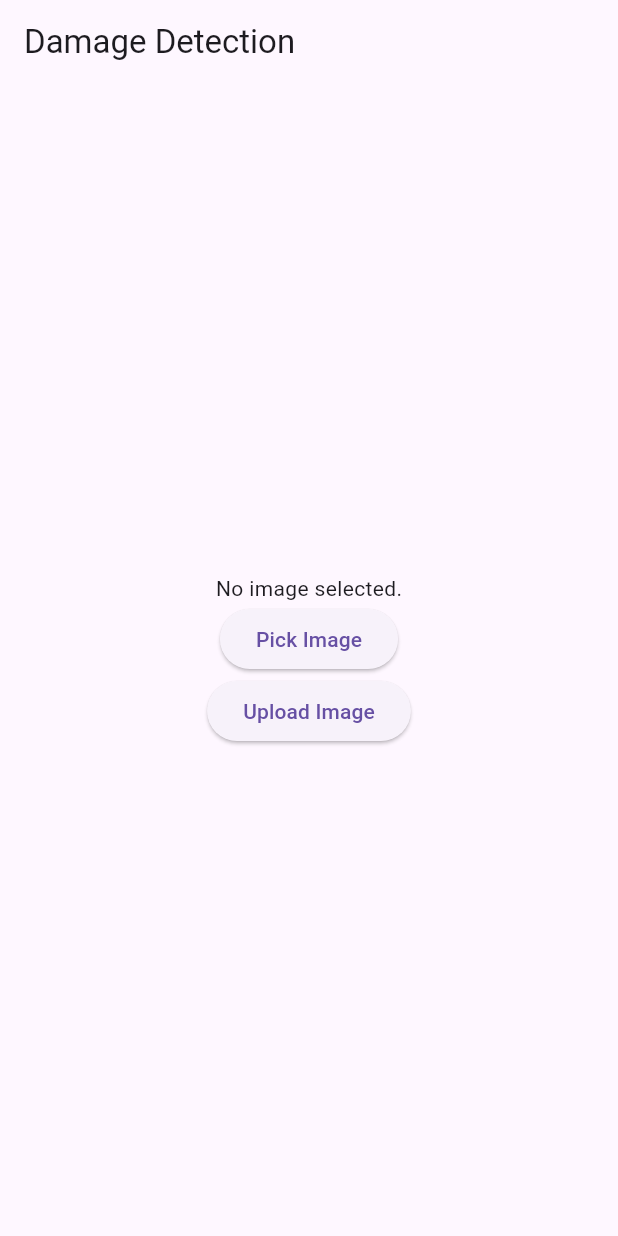
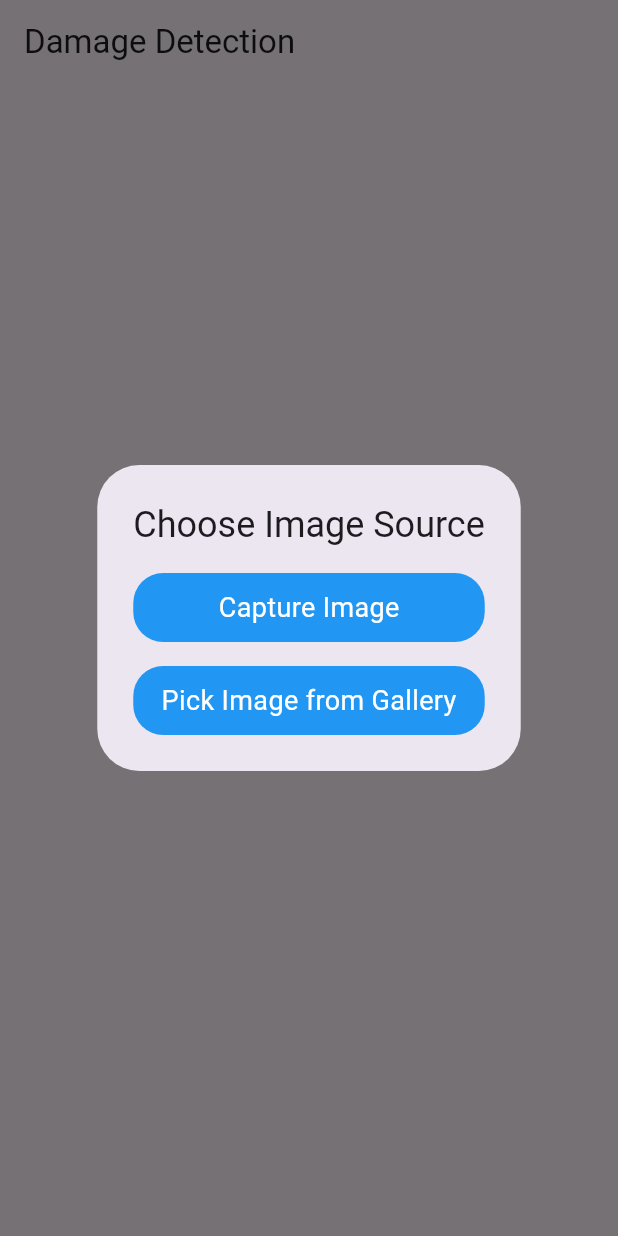
Before and after one commit to rehan-hansaja/Test, a Flutter app: the screen it shows after launch, after a tap on "Pick Image", on a phone screen of 412 x 824 dp. Run offline on Flutter 3.47's test engine with Material 3 defaults, Android fonts, the phone set to English and light mode, and no system bars; our stand-ins replace image_picker.

Commit message:
commit 3

```diff
--- a/lib/main.dart
+++ b/lib/main.dart
@@ -1,207 +1,10 @@
-// // import 'package:flutter/material.dart';
-// // import 'package:image_picker/image_picker.dart';
-// // import 'dart:convert';
-// // import 'dart:io';
-// // import 'package:http/http.dart' as http;
-// //
-// // void main() {
-// //   runApp(const MyApp());
-// // }
-// //
-// // class MyApp extends StatelessWidget {
-// //   const MyApp({super.key});
-// //
-// //   // This widget is the root of your application.
-// //   @override
-// //   Widget build(BuildContext context) {
-// //     return MaterialApp(
-// //       title: 'Flutter Demo',
-// //       theme: ThemeData(
-// //         colorScheme: ColorScheme.fromSeed(seedColor: Colors.deepPurple),
-// //         useMaterial3: true,
-// //       ),
-// //       home: MyHomePage(title: 'Image upload to server'),
-// //     );
-// //   }
-// // }
-// //
-// // class MyHomePage extends StatefulWidget {
-// //   MyHomePage({Key? key, required this.title}) : super(key:key);
-// //
-// //   final String title;
-// //
-// //   @override
-// //   _MyHomePageState createState() => _MyHomePageState();
-// // }
-// //
-// // class _MyHomePageState extends State<MyHomePage> {
-// //   File? selectedImage;
-// //   String message = "";
-// //
-// //   uploadImage() async {
-// //     final request = http.MultipartRequest(
-// //         "POST", Uri.parse("https://cab8-124-43-246-34.ngrok-free.app/upload"));
-// //     final headers = {"Content-type": "multipart/form-data"};
-// //     request.files.add(
-// //       http.MultipartFile('image',
-// //           selectedImage!.readAsBytes().asStream(),selectedImage!.lengthSync(),
-// //           filename: selectedImage!.path.split("/").last));
-// //
-// //     request.headers.addAll(headers);
-// //     final response = await request.send();
-// //     http.Response res = await http.Response.fromStream(response);
-// //     final resJson = jsonDecode(res.body);
-// //     message = resJson['message'];
-// //     setState(() {
-// //     });
-// //   }
-// //
-// //   Future getImage() async{
-// //     // final pickedImage = await ImagePicker().getImage(source: ImageSource.gallery);
-// //     //final pickedImage = await ImagePicker().pickImage(source: ImageSource.gallery);
-// //     final pickedImage = await ImagePicker().pickImage(source: ImageSource.camera);
-// //     selectedImage = File(pickedImage!.path);
-// //     setState(() {});
-// //   }
-// //
-// //   @override
-// //   Widget build(BuildContext context) {
-// //     return Scaffold(
-// //       appBar: AppBar(
-// //         backgroundColor: Theme.of(context).colorScheme.inversePrimary,
-// //       ),
-// //       body: Center(
-// //         child: Column(
-// //           mainAxisAlignment: MainAxisAlignment.center,
-// //           children: <Widget>[
-// //             selectedImage == null
-// //                 ? Text("Please pick an image to upload")
-// //                 : Image.file(selectedImage!),
-// //             TextButton.icon(
-// //               style: ButtonStyle(
-// //                 backgroundColor: MaterialStateProperty.all(Colors.blue)
-// //               ),
-// //                 onPressed: uploadImage,
-// //                 icon: Icon(Icons.upload_file),
-// //                 label: Text("upload", style: TextStyle(color: Colors.white),))
-// //           ],
-// //         ),
-// //       ),
-// //       floatingActionButton: FloatingActionButton(
-// //         onPressed:getImage,
-// //         child: Icon(Icons.add_a_photo),
-// //       ),// This trailing comma makes auto-formatting nicer for build methods.
-// //     );
-// //   }
-// // }
-//
+import 'package:camera/SplashScreen.dart';
 import 'package:camera/detected_page.dart';
 import 'package:flutter/material.dart';
 import 'package:image_picker/image_picker.dart';
 import 'dart:convert';
 import 'dart:io';
 import 'package:http/http.dart' as http;
-//
-// void main() {
-//   runApp(const MyApp());
-// }
-//
-// class MyApp extends StatelessWidget {
-//   const MyApp({Key? key});
-//
-//   @override
-//   Widget build(BuildContext context) {
-//     return MaterialApp(
-//       title: 'Flutter Demo',
-//       theme: ThemeData(
-//         primarySwatch: Colors.blue,
-//       ),
-//       home: MyHomePage(title: 'Image upload to server'),
-//     );
-//   }
-// }
-//
-// class MyHomePage extends StatefulWidget {
-//   MyHomePage({required this.title});
-//
-//   final String title;
-//
-//   @override
-//   _MyHomePageState createState() => _MyHomePageState();
-// }
-//
-// class _MyHomePageState extends State<MyHomePage> {
-//   File? selectedImage;
-//   String message = "";
-//   String extractedText = "";
-//
-//   uploadImage() async {
-//     final request = http.MultipartRequest(
-//         "POST", Uri.parse("https://b09f-112-134-246-69.ngrok-free.app/upload"));
-//     final headers = {"Content-type": "multipart/form-data"};
-//     request.files.add(
-//         http.MultipartFile('image',
-//             selectedImage!.readAsBytes().asStream(), selectedImage!.lengthSync(),
-//             filename: selectedImage!.path.split("/").last));
-//
-//     request.headers.addAll(headers);
-//     final response = await request.send();
-//     final resJson = jsonDecode(await response.stream.bytesToString());
-//     message = resJson['message'];
-//     extractedText = resJson['extracted_text'];
-//     setState(() {});
-//   }
-//
-//   Future getImage() async {
-//     final pickedImage =
-//     await ImagePicker().pickImage(source: ImageSource.camera);
-//     selectedImage = File(pickedImage!.path);
-//     setState(() {});
-//   }
-//
-//   @override
-//   Widget build(BuildContext context) {
-//     return Scaffold(
-//       appBar: AppBar(
-//         title: Text(widget.title),
-//       ),
-//       body: Center(
-//         child: Column(
-//           mainAxisAlignment: MainAxisAlignment.center,
-//           children: <Widget>[
-//             selectedImage == null
-//                 ? Text("Please pick an image to upload")
-//                 : Flexible(
-//               child: Image.file(
-//                 selectedImage!,
-//                 fit: BoxFit.cover, // Adjust the fit property
-//               ),
-//             ),
-//             SizedBox(height: 20),
-//             Text(message),
-//             SizedBox(height: 20),
-//             Text(extractedText),
-//             SizedBox(height: 20),
-//             ElevatedButton(
-//               onPressed: uploadImage,
-//               child: Text("Upload Image"),
-//             ),
-//           ],
-//         ),
-//       ),
-//       floatingActionButton: FloatingActionButton(
-//         onPressed: getImage,
-//         child: Icon(Icons.camera_alt),
-//       ),
-//     );
-//   }
-// }
-//
-
-import 'package:flutter/material.dart';
-import 'package:image_picker/image_picker.dart';
-import 'package:http/http.dart' as http;
-import 'dart:convert';
 
 void main() => runApp(MyApp());
 
@@ -226,6 +29,74 @@ class _UploadPageState extends State<UploadPage> {
   double _scale = 1.0;
 
   Future<void> _pickImage() async {
+    showDialog(
+      context: context,
+      builder: (BuildContext context) {
+        return AlertDialog(
+          title: Text('Choose Image Source'),
+          content: SingleChildScrollView(
+            child: ListBody(
+              children: <Widget>[
+                GestureDetector(
+                  child: Container(
+                    padding: EdgeInsets.all(10),
+                    decoration: BoxDecoration(
+                      color: Colors.blue,
+                      borderRadius: BorderRadius.circular(20),
+                    ),
+                    alignment: Alignment.center, // Center the text
+                    child: Text(
+                      "Capture Image",
+                      style: TextStyle(
+                        fontSize: 18,
+                        color: Colors.white,
+                      ),
+                    ),
+                  ),
+                  onTap: () {
+                    Navigator.of(context).pop();
+                    _captureImage();
+                  },
+                ),
+                Padding(padding: EdgeInsets.all(8.0)),
+                GestureDetector(
+                  child: Container(
+                    padding: EdgeInsets.all(10),
+                    decoration: BoxDecoration(
+                      color: Colors.blue,
+                      borderRadius: BorderRadius.circular(20),
+                    ),
+                    alignment: Alignment.center,
+                    child: Text(
+                      "Pick Image from Gallery",
+                      style: TextStyle(
+                        fontSize: 18,
+                        color: Colors.white,
+                      ),
+                    ),
+                  ),
+                  onTap: () {
+                    Navigator.of(context).pop();
+                    _pickImageFromGallery();
+                  },
+                ),
+              ],
+            ),
+          ),
+        );
+      },
+    );
+  }
+
+
+  Future<void> _captureImage() async {
+    final XFile? image = await _picker.pickImage(source: ImageSource.camera);
+    setState(() {
+      _image = image;
+    });
+  }
+
+  Future<void> _pickImageFromGallery() async {
     final XFile? image = await _picker.pickImage(source: ImageSource.gallery);
     setState(() {
       _image = image;
@@ -250,9 +121,8 @@ class _UploadPageState extends State<UploadPage> {
     // In your uploadImage function, after receiving a successful response
     Navigator.push(
       context,
-      MaterialPageRoute(builder: (context) => DetectedImagePage()),
+      MaterialPageRoute(builder: (context) => SplashPage()),
     );
-
   }
 
   @override
--- a/pubspec.yaml
+++ b/pubspec.yaml
@@ -61,7 +61,8 @@ flutter:
   uses-material-design: true
 
   # To add assets to your application, add an assets section, like this:
-  # assets:
+  assets:
+      - assets/
   #   - images/a_dot_burr.jpeg
   #   - images/a_dot_ham.jpeg
 
```
Also changed, not shown: lib/SplashScreen.dart (added, +77 -0 lines).
